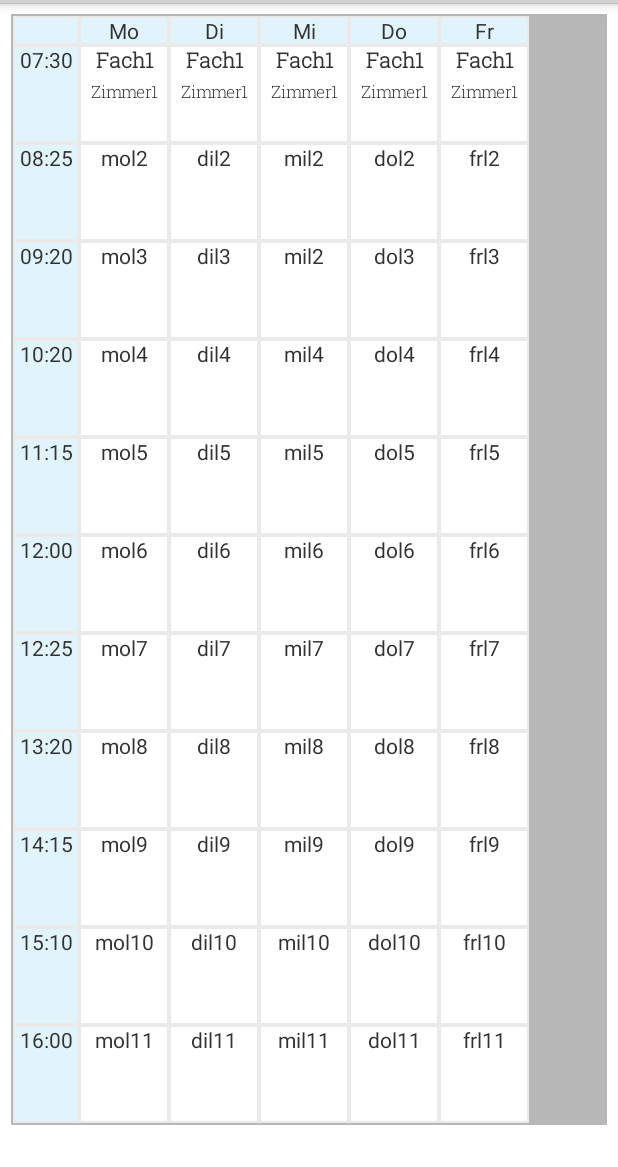
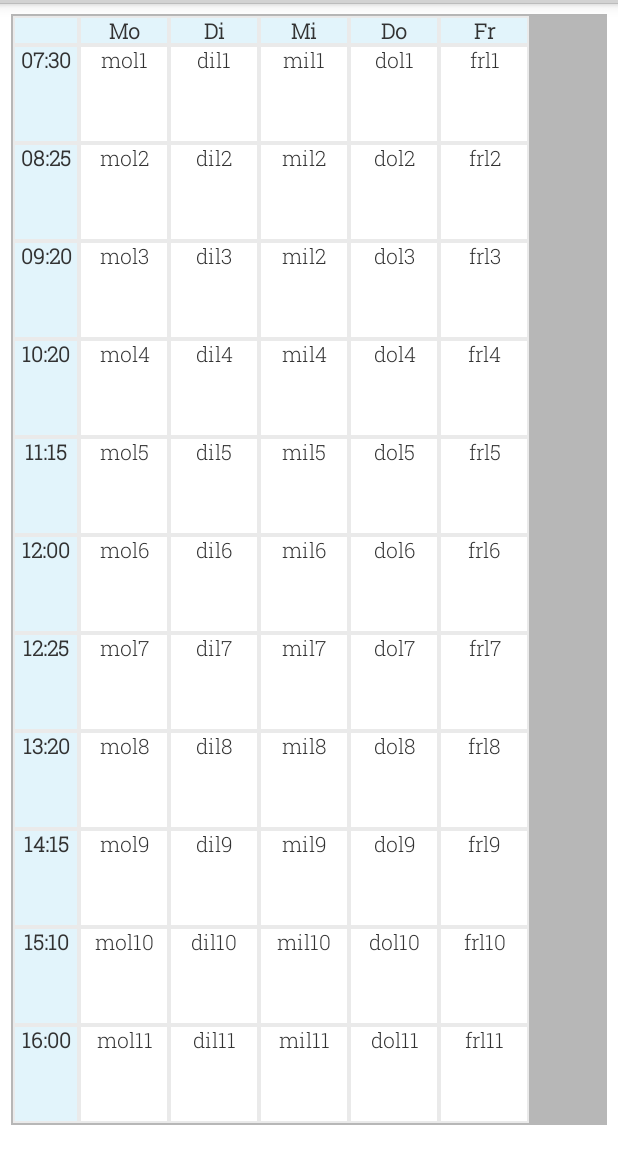
Before and after one commit to Hadjimina/KWI_Mobile, an Android app: the fragment Timetable shown on its own in the app's theme, on a phone screen of 412 x 824 dp, the part 69-1236 px from its top. Run offline under Robolectric (Android 15) with nearby library versions, the phone set to English and light mode, and no system bars; 1 statement that could not run was skipped.

Commit message:
Finished timetable array started with orientation handling IMPORTATN : get JSON as return from async and then parse

```diff
--- a/app/src/main/AndroidManifest.xml
+++ b/app/src/main/AndroidManifest.xml
@@ -7,6 +7,7 @@
         android:icon="@drawable/ic_launcher"
         android:label="@string/app_name"
         android:theme="@style/AppTheme" >
+
         <activity
             android:name=".Login"
             android:label="@string/app_name" >
@@ -17,7 +18,7 @@
             </intent-filter>
         </activity>
 
-        <activity android:label="@string/app_name" android:name=".MainActivity"/>
+        <activity android:label="@string/app_name" android:name=".MainActivity" />
 
     </application>
 
--- a/app/src/main/java/com/hadjiminap/kwimobile/Timetable.java
+++ b/app/src/main/java/com/hadjiminap/kwimobile/Timetable.java
@@ -1,53 +1,129 @@
 package com.hadjiminap.kwimobile;
+
 import android.app.Fragment;
+import android.content.res.Configuration;
 import android.graphics.Typeface;
 import android.os.Bundle;
 import android.text.Html;
+import android.util.Log;
 import android.view.LayoutInflater;
 import android.view.View;
 import android.view.ViewGroup;
+import android.widget.TableLayout;
 import android.widget.TableRow;
 import android.widget.TextView;
 
-import java.util.ArrayList;
-import java.util.Iterator;
+import java.io.IOException;
 
 
 public class Timetable extends Fragment
 {
 
-
     public View onCreateView(LayoutInflater inflater, ViewGroup container,Bundle savedInstanceState)
     {
         View ret =  inflater.inflate(R.layout.timetable, null);
         Typeface tf = Typeface.createFromAsset(getActivity().getAssets(), "font.ttf");
-        TableRow tableRow = (TableRow) ret.findViewById(R.id.row2);
 
-        ArrayList<TextView> cells = new ArrayList<TextView>();
+        TableLayout table = (TableLayout) ret.findViewById(R.id.tablelayout);
+        TableRow [] rows = new TableRow[12];
+        TextView[][] lessons = new TextView[12][6];
 
         // get text view
-        for (int i = 1; i < tableRow.getChildCount(); i++)
+        for (int i = 0; i < table.getChildCount(); i++)
         {
-            if (tableRow.getChildAt(i).getClass() == TextView.class)
+            if (table.getChildAt(i).getClass()==TableRow.class)
             {
-                cells.add((TextView)tableRow.getChildAt(i));
 
+                rows[i]= (TableRow) table.getChildAt(i);
 
+               for (int c = 0; c < 6; c++)
+                {
+                    lessons[i][c] = (TextView)rows[i].getChildAt(c);
+                    lessons[i][c].setTypeface(tf);
+
+                }
+            }
+
+            else
+            {
+                Log.e("MYTAG","ERROR");
             }
         }
 
-        // set titles
-        final String zimmer1 = "Zimmer1";
-        final String fach1 = "Fach1";
-        for(Iterator<TextView> i = cells.iterator(); i.hasNext(); )
+
+        //Set times to bold font
+        for (int i = 0; i < 12; i++)
         {
-            TextView item = i.next();
-            item.setText(Html.fromHtml("<b>" + fach1 + "</b>" + "<br />" +
-                    "<small>" + zimmer1 + "</small>" + "<br />"));
-            item.setTypeface(tf);
+            String txt = lessons[i][0].getText().toString();
+            lessons[i][0].setText(Html.fromHtml("<b>" + txt + "</b>"));
         }
 
+        //Set days to bold font
+        for (int i = 0; i < 6; i++)
+        {
+            String txt = lessons[0][i].getText().toString();
+            lessons[0][i].setText(Html.fromHtml("<b>" + txt + "</b>"));
+        }
+
+
+        //Orientation Handling
+        int nowOrientation = getResources().getConfiguration().orientation;
+        if (nowOrientation == Configuration.ORIENTATION_LANDSCAPE)
+        {
+            TableRow.LayoutParams parameter = (TableRow.LayoutParams) lessons[1][1].getLayoutParams();
+            TableRow.LayoutParams parameterw = new TableRow.LayoutParams();
+            TableRow.LayoutParams parameterh = new TableRow.LayoutParams();
+            TableRow.LayoutParams parameterborder = new TableRow.LayoutParams();
+
+            parameterw.width = 130;
+            parameterh.height = 104;
+
+            parameterborder.width = parameterw.width;
+            parameterborder.height = 88;
+
+            parameter.height = parameterh.height;
+            parameter.width = parameterw.width;
+
+            for (int i = 1; i < 12; i++)
+            {
+                lessons[i][0].setLayoutParams(parameterborder);
+            }
+
+            for (int i = 0; i < 6; i++)
+            {
+                lessons[0][i].setLayoutParams(parameterh);
+            }
+
+            for (int i = 1; i < 12; i++)
+            {
+                    for (int c = 1; c < 6; c++)
+                    {
+                        lessons[i][c].setLayoutParams(parameter);
+
+                    }
+                }
+            }
+
+        else
+        {
+            // Portrait
+        }
+
+
+        //Setup JSON data
+        String JSON = null;
+        try
+        {
+            JSON = new String( ((Login)getActivity()).postrequest());
+        }
+        catch (IOException e)
+        {
+            e.printStackTrace();
+        }
+
+
         return ret;
+
     }
 
     public void onBackPressed()
--- a/app/src/main/res/values/strings.xml
+++ b/app/src/main/res/values/strings.xml
@@ -10,6 +10,7 @@
     <color name="tableborder">#B7B7B7</color>
     <color name="btnpressed">#5bffe1</color>
     <color name="btnnormal">#4dd7be</color>
+    <color name="red">#ff0000</color>
     <string-array name="menu">
         <item > Stundenplan</item>
         <item > Placeholder 1</item>
```
Also changed, not shown: app/src/main/java/com/hadjiminap/kwimobile/Login.java (+13 -11 lines).
